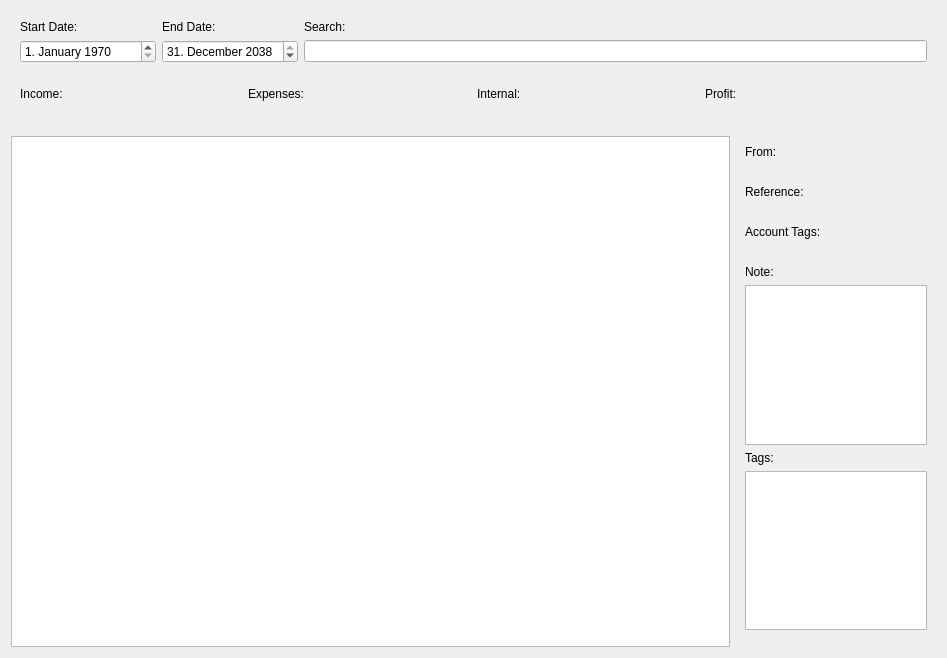
First picture: the form in src/ui-tabs/TransferTab.ui, repository Marvin182/Moneyphant, before the edit.
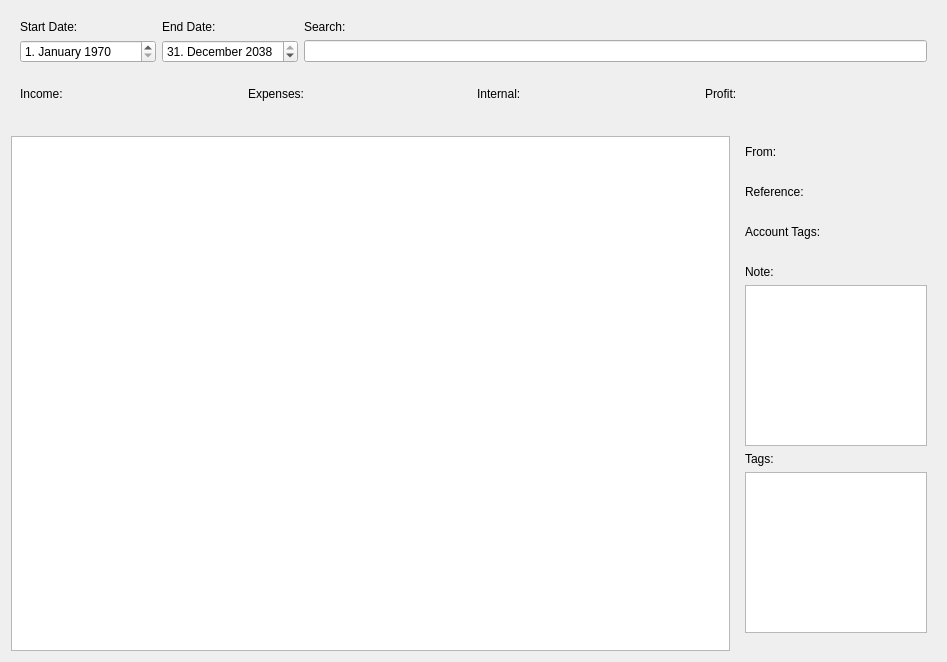
Second picture: the form after the edit. Custom widgets are drawn as their Qt base class.

Patch:
```diff
--- a/src/ui-tabs/TransferTab.ui
+++ b/src/ui-tabs/TransferTab.ui
@@ -7,7 +7,7 @@
     <x>0</x>
     <y>0</y>
     <width>947</width>
-    <height>658</height>
+    <height>662</height>
    </rect>
   </property>
   <layout class="QVBoxLayout" name="verticalLayout">
```
Left out of the diff: 10 changed lines with no effect on the pictures.
